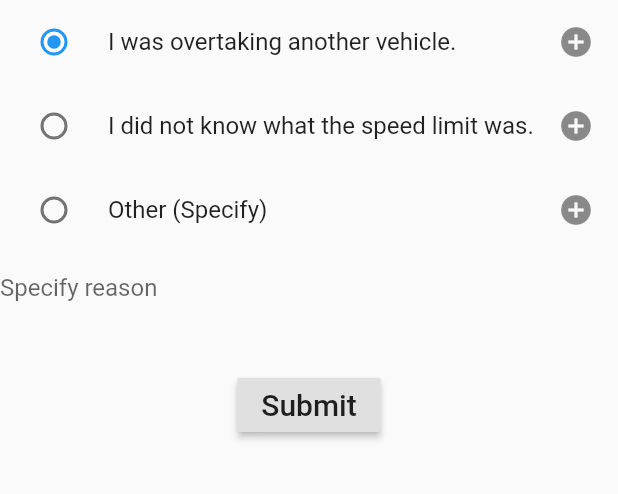
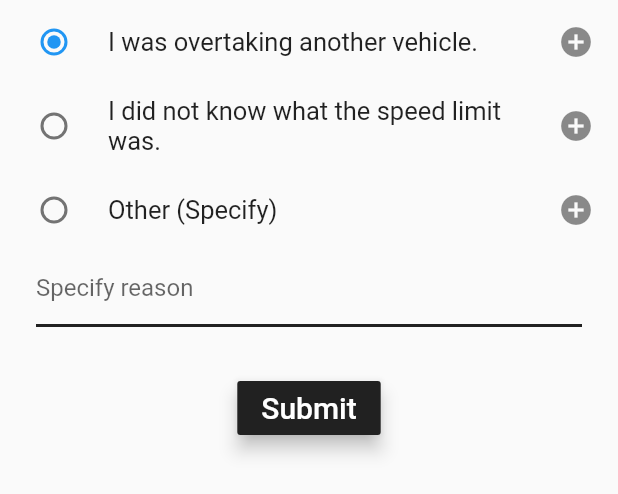
Before and after one commit to nwoproject/Courier-Driver-Tracker, a Flutter app: the Feedback widget shown alone on an empty page, opened directly, on a phone screen of 412 x 824 dp. Shown: the top 494 px of the screen. Run offline on Flutter 3.47's test engine with Material 2 defaults, Android fonts, the phone set to English and light mode, and no system bars; our stand-ins replace flutter_dotenv, flutter_local_notifications, flutter_secure_storage, fluttertoast, font_awesome_flutter, geolocator and 5 more; missing offline and left inert: flutter_polyline_points; accounts and stored records are empty; generated files the repository leaves out were written again; Roboto replaces fonts that are missing (OpenSans-Regular).

Commit message:
Sudden stop screen update
UI update for abnormalty feedback

```diff
--- a/courier_driver_tracker/lib/screens/speedExceeded.dart
+++ b/courier_driver_tracker/lib/screens/speedExceeded.dart
@@ -2,12 +2,9 @@ import 'package:flutter/material.dart';
 import 'package:fluttertoast/fluttertoast.dart';
 import 'package:http/http.dart' as http;
 import 'package:flutter_dotenv/flutter_dotenv.dart';
-import 'dart:async';
 import 'package:flutter_secure_storage/flutter_secure_storage.dart';
 import 'package:geolocator/geolocator.dart';
 import 'package:courier_driver_tracker/services/location/geolocator_service.dart';
-import 'package:courier_driver_tracker/screens/home.dart';
-
 
 class UserFeedbackSpeed extends StatelessWidget {
   static const String _title = 'Abnormality Feedback';
@@ -17,7 +14,10 @@ class UserFeedbackSpeed extends StatelessWidget {
     return MaterialApp(
       title: _title,
       home: Scaffold(
-        appBar: AppBar(title: const Text(_title)),
+        appBar: AppBar(
+          title: const Text(_title),
+          backgroundColor: Colors.grey[900],
+        ),
         body: Center(
           child: Feedback(),
         ),
@@ -45,7 +45,6 @@ class _FeedbackState extends State<Feedback> {
   GeolocatorService geolocatorService = new GeolocatorService();
   Position position;
 
-
   void initState() {
     super.initState();
     _controller = TextEditingController();
@@ -58,10 +57,9 @@ class _FeedbackState extends State<Feedback> {
     super.dispose();
   }
 
-  void homePage() async{
+  void homePage() async {
     Navigator.of(context).pop();
   }
-
 
   void checkForEmptyText() {
     other = textController.text;
@@ -73,10 +71,8 @@ class _FeedbackState extends State<Feedback> {
           gravity: ToastGravity.CENTER,
           timeInSecForIos: 1,
           backgroundColor: Colors.red,
-          textColor: Colors.white
-      );
-    }
-    else{
+          textColor: Colors.white);
+    } else {
       textController.clear();
       report();
     }
@@ -92,12 +88,10 @@ class _FeedbackState extends State<Feedback> {
         gravity: ToastGravity.CENTER,
         timeInSecForIos: 1,
         backgroundColor: Colors.blue,
-        textColor: Colors.white
-    );
+        textColor: Colors.white);
   }
 
-
-  void report() async{
+  void report() async {
     position = await geolocatorService.getPosition();
     var token = await storage.read(key: 'token');
     var driverID = await storage.read(key: 'id');
@@ -108,23 +102,22 @@ class _FeedbackState extends State<Feedback> {
 
     String resp = "";
 
-    if (_character == Abnormality.overtaking)
-    {
+    if (_character == Abnormality.overtaking) {
       resp = "I was overtaking another vehicle.";
     }
     if (_character == Abnormality.unknown) {
       resp = "I did not know what the speed limit was.";
     }
-    if (_character == Abnormality.other)
-    {
+    if (_character == Abnormality.other) {
       resp = other;
     }
 
-    String bearerToken = String.fromEnvironment('BEARER_TOKEN', defaultValue: DotEnv().env['BEARER_TOKEN']);
+    String bearerToken = String.fromEnvironment('BEARER_TOKEN',
+        defaultValue: DotEnv().env['BEARER_TOKEN']);
 
-    print (lat);
-    print (long);
-    print (time);
+    print(lat);
+    print(long);
+    print(time);
     Map data = {
       "code": "102",
       "token": token,
@@ -136,7 +129,7 @@ class _FeedbackState extends State<Feedback> {
 
     Map<String, String> requestHeaders = {
       'Accept': 'application/json',
-      'Authorization':'Bearer $bearerToken'
+      'Authorization': 'Bearer $bearerToken'
     };
 
     var response = await http.post(
@@ -144,10 +137,9 @@ class _FeedbackState extends State<Feedback> {
         headers: requestHeaders,
         body: data);
 
-    String respCode ="";
+    String respCode = "";
 
-    switch(response.statusCode)
-    {
+    switch (response.statusCode) {
       case 201:
         respCode = "Abnormality was successfully logged";
         responseCheck(respCode);
@@ -167,13 +159,15 @@ class _FeedbackState extends State<Feedback> {
     }
   }
 
-
   Widget build(BuildContext context) {
     return Column(
       children: <Widget>[
         RadioListTile(
-          title: const Text('I was overtaking another vehicle.'),
-
+          title: const Text('I was overtaking another vehicle.',
+              style: TextStyle(
+                fontSize: 17,
+                fontFamily: 'OpenSans-Regular',
+              )),
           value: Abnormality.overtaking,
           groupValue: _character,
           onChanged: (Abnormality value) {
@@ -185,8 +179,11 @@ class _FeedbackState extends State<Feedback> {
           secondary: new Icon(Icons.add_circle),
         ),
         RadioListTile(
-          title: const Text('I did not know what the speed limit was.'),
-
+          title: const Text('I did not know what the speed limit was.',
+              style: TextStyle(
+                fontSize: 17,
+                fontFamily: 'OpenSans-Regular',
+              )),
           value: Abnormality.unknown,
           groupValue: _character,
           onChanged: (Abnormality value) {
@@ -198,7 +195,11 @@ class _FeedbackState extends State<Feedback> {
           secondary: new Icon(Icons.add_circle),
         ),
         RadioListTile(
-          title: const Text('Other (Specify)'),
+          title: const Text('Other (Specify)',
+              style: TextStyle(
+                fontSize: 17,
+                fontFamily: 'OpenSans-Regular',
+              )),
           value: Abnormality.other,
           groupValue: _character,
           onChanged: (Abnormality value) {
@@ -209,21 +210,28 @@ class _FeedbackState extends State<Feedback> {
           },
           secondary: new Icon(Icons.add_circle),
         ),
-
-        TextField(
-          controller: textController,
-          decoration: InputDecoration(
-              border: InputBorder.none,
-              hintText: 'Specify reason'
+        Padding(
+          padding: const EdgeInsets.only(left: 24.0, right: 24.0),
+          child: Container(
+            decoration: new BoxDecoration(
+                border: Border(
+                    bottom: BorderSide(color: Colors.grey[900], width: 2))),
+            child: TextField(
+              controller: textController,
+              decoration: InputDecoration(
+                  border: InputBorder.none, hintText: 'Specify reason'),
+            ),
           ),
         ),
-
         const SizedBox(height: 30),
         RaisedButton(
-          onPressed: (){
+          elevation: 5.0,
+          color: Colors.grey[900],
+          onPressed: () {
             checkForEmptyText();
           },
-          child: const Text('Submit', style: TextStyle(fontSize: 20)),
+          child: const Text('Submit',
+              style: TextStyle(fontSize: 20, color: Colors.white)),
         ),
       ],
     );
```
